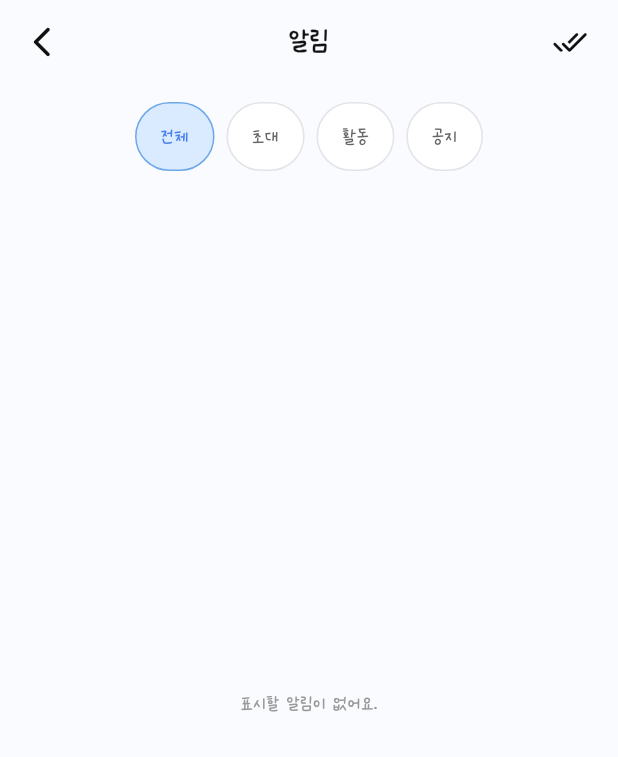
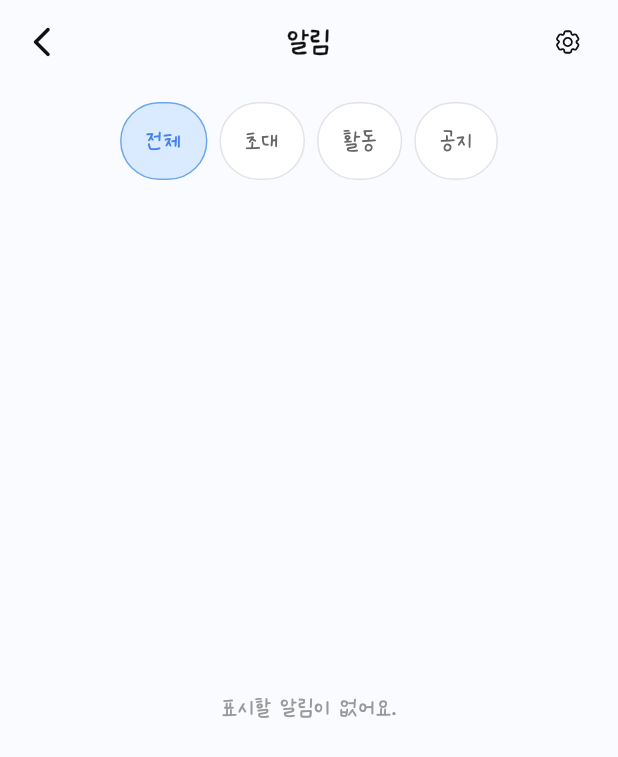
Before and after one commit to uyoung-team/uyoung-app, a Flutter app: the _NotificationPageView screen opened directly, on a phone screen of 412 x 824 dp. Shown: the top 757 px of the screen. Run offline on Flutter 3.47's test engine with Material 3 defaults, Android fonts, the light colour scheme and no system bars; our stand-ins replace flutter_svg, supabase_flutter; accounts and stored records are empty.

Commit message:
refactor: 알림 화면 아이콘과 타이포 크기 조정

```diff
--- a/lib/features/home/presentation/pages/notification_page.dart
+++ b/lib/features/home/presentation/pages/notification_page.dart
@@ -1,4 +1,5 @@
 import 'package:flutter/material.dart';
+import 'package:flutter_svg/flutter_svg.dart';
 import 'package:provider/provider.dart';
 import 'package:uyoung_app/core/theme/app_colors.dart';
 import 'package:uyoung_app/core/theme/app_font.dart';
@@ -7,6 +8,7 @@ import 'package:uyoung_app/features/home/data/home_models.dart';
 import 'package:uyoung_app/features/home/data/home_repository.dart';
 import 'package:uyoung_app/features/home/data/home_service.dart';
 import 'package:uyoung_app/features/home/presentation/viewmodels/notification_view_model.dart';
+import 'package:uyoung_app/shared/services/asset_paths.dart';
 import 'package:uyoung_app/shared/widgets/app_headline_text.dart';
 
 class NotificationPage extends StatelessWidget {
@@ -41,15 +43,20 @@ class _NotificationPageView extends StatelessWidget {
           icon: const Icon(Icons.arrow_back_ios_new_rounded),
           color: AppColors.black,
         ),
-        title: AppHeadlineText('알림', style: AppFont.h4_22),
+        title: AppHeadlineText('알림', style: AppFont.h3_24),
         actions: [
           IconButton(
             onPressed: viewModel.hasUnread && !viewModel.isMarkingAll
                 ? viewModel.markAllAsRead
                 : null,
-            icon: const Icon(
-              Icons.done_all_rounded,
-              color: AppColors.black,
+            icon: SvgPicture.asset(
+              AssetPaths.icons.common.setting,
+              width: 35,
+              height: 35,
+              colorFilter: const ColorFilter.mode(
+                AppColors.black,
+                BlendMode.srcIn,
+              ),
             ),
           ),
           const SizedBox(width: AppSpacing.xs),
@@ -67,7 +74,7 @@ class _NotificationPageView extends StatelessWidget {
                 padding: const EdgeInsets.symmetric(horizontal: AppSpacing.lg),
                 child: Text(
                   viewModel.errorText!,
-                  style: AppFont.b8_14.copyWith(color: AppColors.subRed03),
+                  style: AppFont.b6_18.copyWith(color: AppColors.subRed03),
                   textAlign: TextAlign.center,
                 ),
               ),
@@ -86,7 +93,7 @@ class _NotificationPageView extends StatelessWidget {
                   child: Center(
                     child: Text(
                       '표시할 알림이 없어요.',
-                      style: AppFont.h8_14.copyWith(color: AppColors.g03),
+                      style: AppFont.b6_18.copyWith(color: AppColors.g03),
                     ),
                   ),
                 ),
@@ -204,7 +211,7 @@ class _FilterChip extends StatelessWidget {
         ),
         child: Text(
           label,
-          style: AppFont.h8_14.copyWith(
+          style: AppFont.b6_18.copyWith(
             color: selected ? AppColors.b01 : AppColors.g02,
           ),
         ),
@@ -226,7 +233,7 @@ class _NotificationCard extends StatelessWidget {
 
   @override
   Widget build(BuildContext context) {
-    final bodyStyle = AppFont.b8_14.copyWith(
+    final bodyStyle = AppFont.b6_18.copyWith(
       color: AppColors.black,
       height: 1.45,
     );
@@ -246,8 +253,8 @@ class _NotificationCard extends StatelessWidget {
               clipBehavior: Clip.none,
               children: [
                 Container(
-                  width: 44,
-                  height: 44,
+                  width: 52,
+                  height: 52,
                   decoration: const BoxDecoration(
                     color: AppColors.g04,
                     shape: BoxShape.circle,
@@ -255,7 +262,7 @@ class _NotificationCard extends StatelessWidget {
                   child: Icon(
                     _iconForType(item.type),
                     color: AppColors.black,
-                    size: 22,
+                    size: 26,
                   ),
                 ),
                 if (!item.isRead)
@@ -266,7 +273,7 @@ class _NotificationCard extends StatelessWidget {
                   ),
               ],
             ),
-            const SizedBox(width: 16),
+            const SizedBox(width: 18),
             Expanded(
               child: Column(
                 crossAxisAlignment: CrossAxisAlignment.start,
@@ -279,17 +286,17 @@ class _NotificationCard extends StatelessWidget {
                           item.title,
                           maxLines: 1,
                           overflow: TextOverflow.ellipsis,
-                          style: AppFont.h7_16.copyWith(color: AppColors.black),
+                          style: AppFont.h3_24.copyWith(color: AppColors.black),
                         ),
                       ),
                       const SizedBox(width: 12),
                       Text(
                         timeAgo,
-                        style: AppFont.h8_14.copyWith(color: AppColors.black),
+                        style: AppFont.b6_18.copyWith(color: AppColors.black),
                       ),
                     ],
                   ),
-                  const SizedBox(height: 4),
+                  const SizedBox(height: 6),
                   Text(
                     item.body,
                     maxLines: 2,
```
